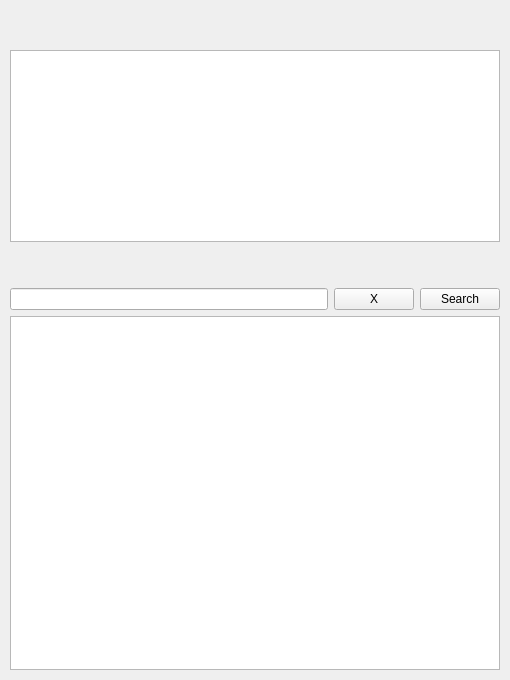
First picture: the form in widgets/homewidget.ui, repository Rain92/UltimateMangaReader, before the edit.
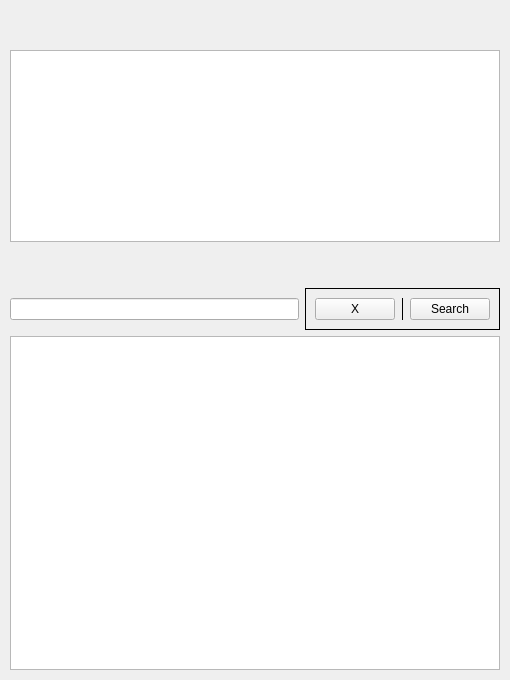
Second picture: the form after the edit. Custom widgets are drawn as their Qt base class.

Patch:
```diff
--- a/widgets/homewidget.ui
+++ b/widgets/homewidget.ui
@@ -117,6 +117,30 @@
       </widget>
      </item>
      <item>
+      <widget class="QFrame" name="frame">
+       <property name="minimumSize">
+        <size>
+         <width>30</width>
+         <height>0</height>
+        </size>
+       </property>
+       <property name="frameShape">
+        <enum>QFrame::Box</enum>
+       </property>
+       <property name="frameShadow">
+        <enum>QFrame::Plain</enum>
+       </property>
+       <layout class="QHBoxLayout" name="horizontalLayout">
+        <property name="leftMargin">
+         <number>9</number>
+        </property>
+        <property name="topMargin">
+         <number>9</number>
+        </property>
+        <property name="bottomMargin">
+         <number>9</number>
+        </property>
+        <item>
       <widget class="QPushButton" name="pushButtonFilterClear">
        <property name="sizePolicy">
         <sizepolicy hsizetype="Preferred" vsizetype="Preferred">
@@ -132,6 +156,28 @@
        </property>
       </widget>
      </item>
+        <item>
+         <widget class="QFrame" name="frame_2">
+          <property name="sizePolicy">
+           <sizepolicy hsizetype="Fixed" vsizetype="Preferred">
+            <horstretch>0</horstretch>
+            <verstretch>0</verstretch>
+           </sizepolicy>
+          </property>
+          <property name="baseSize">
+           <size>
+            <width>0</width>
+            <height>0</height>
+           </size>
+          </property>
+          <property name="frameShape">
+           <enum>QFrame::VLine</enum>
+          </property>
+          <property name="frameShadow">
+           <enum>QFrame::Plain</enum>
+          </property>
+         </widget>
+        </item>
      <item>
       <widget class="QPushButton" name="pushButtonFilter">
        <property name="focusPolicy">
@@ -140,6 +186,9 @@
        <property name="text">
         <string> Search </string>
        </property>
+         </widget>
+        </item>
+       </layout>
       </widget>
      </item>
     </layout>
```
Lines whose indentation alone changed are shown as unchanged.
